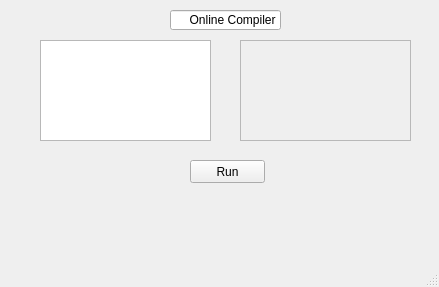
Qt form newWindow.ui (benkedda-louai/TP-CMP) before a commit.
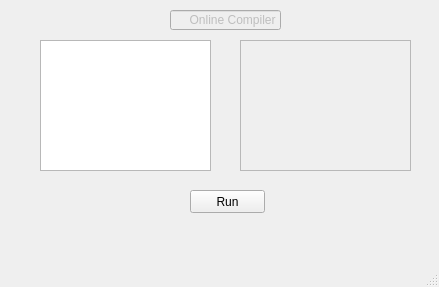
The same form after that commit.

Commit message: push wrong function

The edit to the form file:
```diff
--- a/newWindow.ui
+++ b/newWindow.ui
@@ -20,7 +20,7 @@
       <x>40</x>
       <y>40</y>
       <width>171</width>
-      <height>101</height>
+      <height>131</height>
      </rect>
     </property>
    </widget>
@@ -28,7 +28,7 @@
     <property name="geometry">
      <rect>
       <x>190</x>
-      <y>160</y>
+      <y>190</y>
       <width>75</width>
       <height>23</height>
      </rect>
@@ -46,11 +46,14 @@
       <x>240</x>
       <y>40</y>
       <width>171</width>
-      <height>101</height>
+      <height>131</height>
      </rect>
     </property>
    </widget>
    <widget class="QLineEdit" name="lineEdit">
+    <property name="enabled">
+     <bool>false</bool>
+    </property>
     <property name="geometry">
      <rect>
       <x>170</x>
```
Left out of the diff: 2 changed lines with no effect on the pictures. The commit also changes 1 other file.
